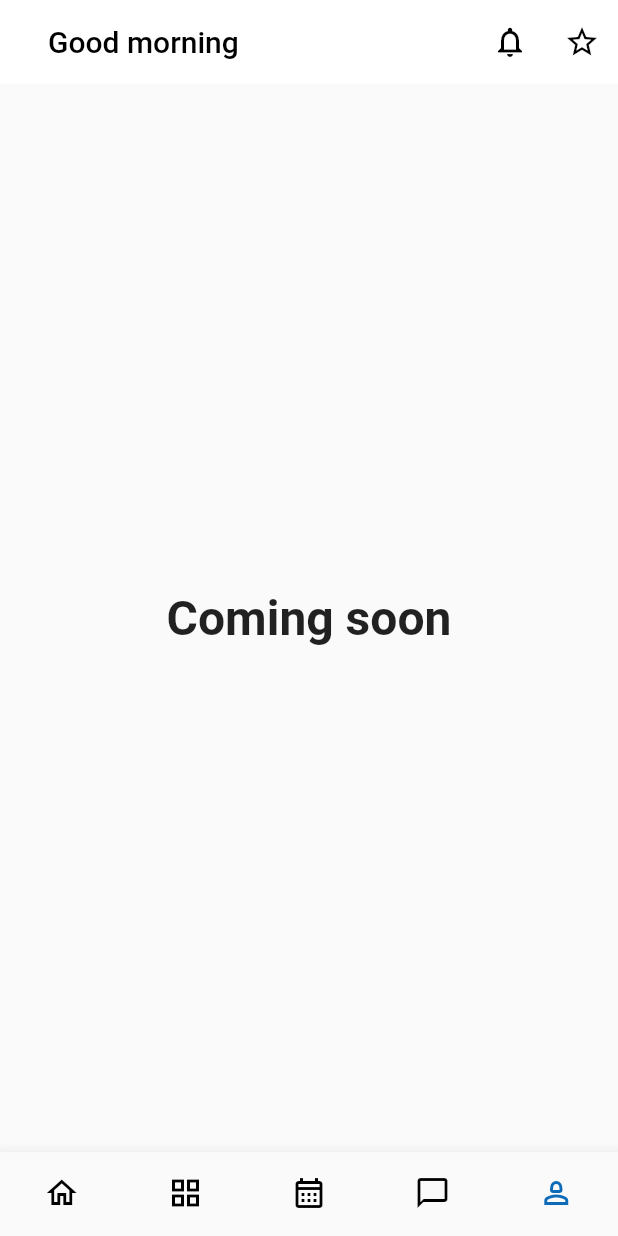
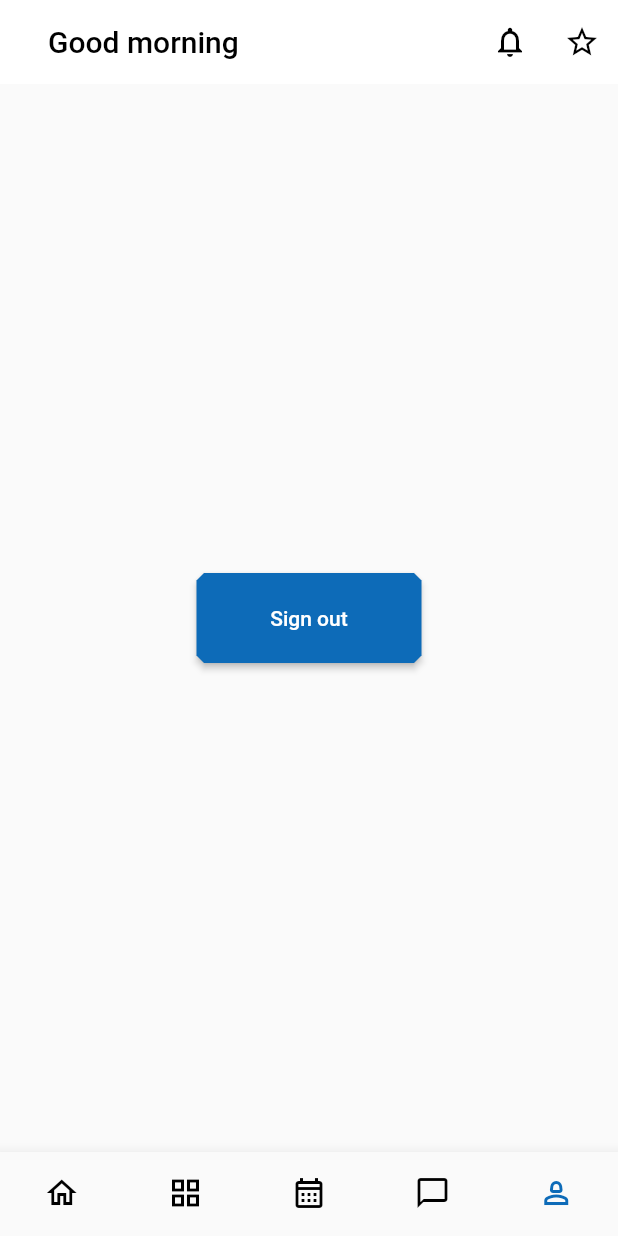
Before and after one commit to nicolas-ferrada/bwi_hair_salon, a Flutter app: the screen it shows once a user with an empty profile is signed in, item 5 of the bottom bar chosen, on a phone screen of 412 x 824 dp. Run offline on Flutter 3.47's test engine with Material 2 defaults, Android fonts, the phone set to English and light mode, and no system bars; our stand-ins replace cloud_firestore, firebase_auth, firebase_core; accounts and stored records are empty.

Commit message:
feat sign out

```diff
--- a/lib/presentation/screens/home_screen.dart
+++ b/lib/presentation/screens/home_screen.dart
@@ -1,4 +1,3 @@
-import 'package:firebase_auth/firebase_auth.dart';
 import 'package:flutter/material.dart';
 
 import '../../data/models/category.dart';
@@ -13,6 +12,7 @@ import '../widgets/home_widgets/offer_display.dart';
 import '../widgets/home_widgets/popular_services_display.dart';
 import 'category_screen.dart';
 import 'coming_soon_screen.dart';
+import 'profile_screen.dart';
 
 class HomeScreen extends StatefulWidget {
   const HomeScreen({super.key});
@@ -37,6 +37,8 @@ class _HomeScreenState extends State<HomeScreen> {
       changePageIndex: changePageIndex,
     ),
     const ComingSoonScreen(),
+    const ComingSoonScreen(),
+    const Profile(),
   ];
 
   // Callback function to update the index page from category widget
@@ -120,7 +122,9 @@ class _HomeScreenState extends State<HomeScreen> {
       appBar: const AppbarHome(),
       bottomNavigationBar: bottonNavigation(),
       body: screens[
-          (currentIndex == 0) || (currentIndex == 1) ? currentIndex : 2],
+          ((currentIndex == 0) || (currentIndex == 1) || (currentIndex == 4))
+              ? currentIndex
+              : 2],
     );
   }
 
@@ -186,8 +190,4 @@ class _HomeScreenState extends State<HomeScreen> {
       label: '',
     );
   }
-
-  void signOut() {
-    FirebaseAuth.instance.signOut();
-  }
 }
--- /dev/null
+++ b/lib/presentation/screens/profile_screen.dart
@@ -0,0 +1,29 @@
+import 'package:firebase_auth/firebase_auth.dart';
+import 'package:flutter/material.dart';
+
+import '../utils/color_palette.dart';
+
+class Profile extends StatelessWidget {
+  const Profile({super.key});
+
+  @override
+  Widget build(BuildContext context) {
+    return Center(
+      child: ElevatedButton(
+        style: ElevatedButton.styleFrom(
+          minimumSize: const Size(150, 60),
+          shape: BeveledRectangleBorder(borderRadius: BorderRadius.circular(5)),
+          backgroundColor: ColorPalette.darkBlue(),
+        ),
+        onPressed: () {
+          signOut();
+        },
+        child: const Text('Sign out'),
+      ),
+    );
+  }
+
+  void signOut() {
+    FirebaseAuth.instance.signOut();
+  }
+}
--- a/lib/presentation/widgets/home_widgets/featured_service_display.dart
+++ b/lib/presentation/widgets/home_widgets/featured_service_display.dart
@@ -1,5 +1,6 @@
+import 'package:flutter/material.dart';
+
 import '../../../data/models/featured_service.dart';
-import 'package:flutter/material.dart';
 
 class FeaturedServiceDisplay extends StatelessWidget {
   final List<FeaturedService> featuredServiceList;
```
